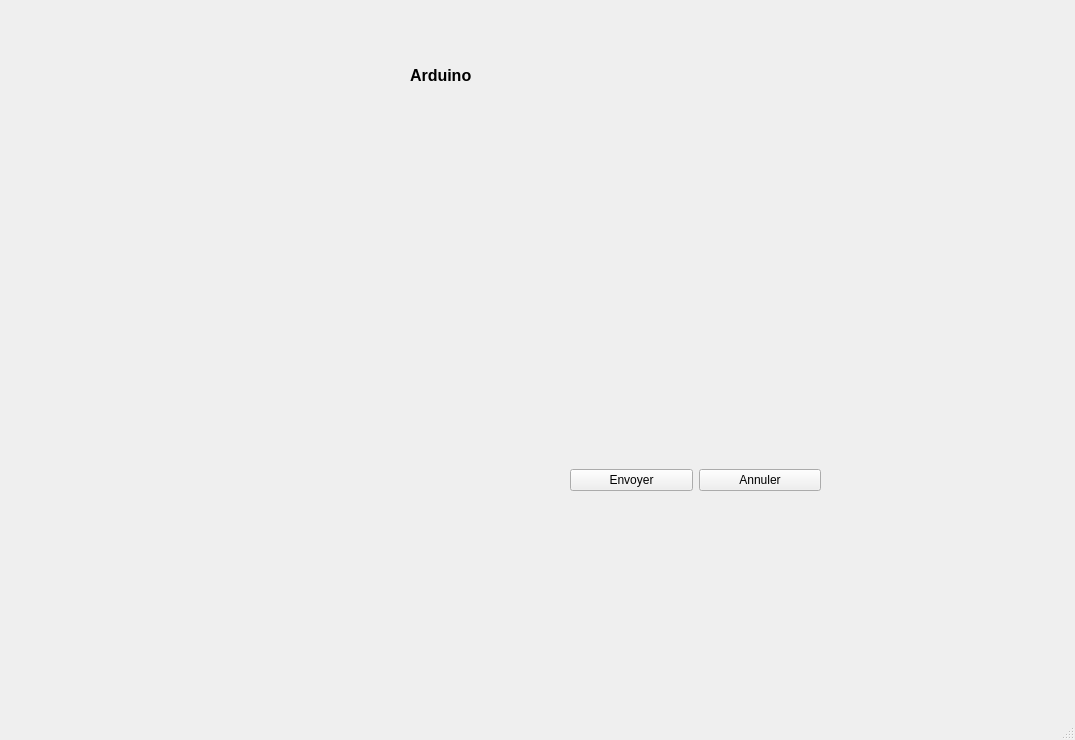
This is Equipements/mainwindow.ui in AmalKlouz/Royal_Immo_2A3 as Qt 5 draws it before an edit. The edited form follows.
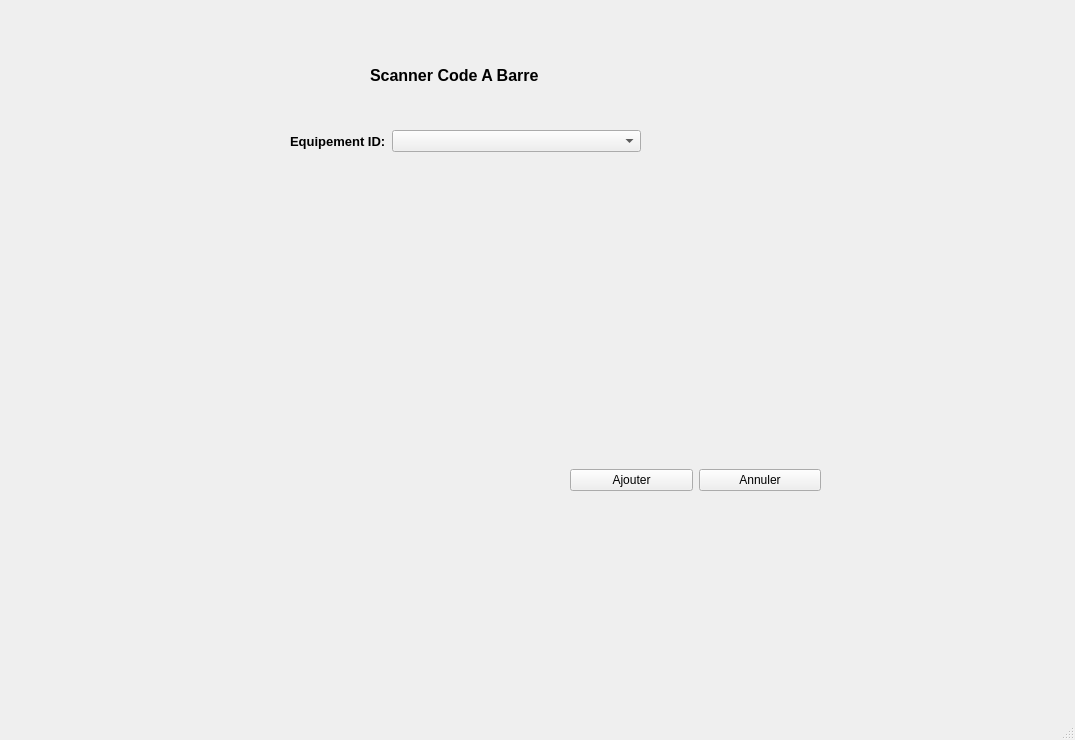
This is the edited form. The open tabs and pages were chosen to show the change.

What changed in the file:
```diff
--- a/Equipements/mainwindow.ui
+++ b/Equipements/mainwindow.ui
@@ -619,9 +619,9 @@
      <widget class="QLabel" name="label_22">
       <property name="geometry">
        <rect>
-        <x>400</x>
+        <x>360</x>
         <y>40</y>
-        <width>191</width>
+        <width>241</width>
         <height>51</height>
        </rect>
       </property>
@@ -633,7 +633,7 @@
        </font>
       </property>
       <property name="text">
-       <string>Arduino</string>
+       <string>Scanner Code A Barre</string>
       </property>
      </widget>
      <widget class="QWidget" name="horizontalLayoutWidget_8">
@@ -649,7 +649,7 @@
        <item>
         <widget class="QPushButton" name="send_mail">
          <property name="text">
-          <string>Envoyer</string>
+          <string>Ajouter</string>
          </property>
         </widget>
        </item>
@@ -665,16 +665,52 @@
      <widget class="QLabel" name="res_arduino">
       <property name="geometry">
        <rect>
-        <x>280</x>
-        <y>160</y>
-        <width>391</width>
+        <x>390</x>
+        <y>200</y>
+        <width>291</width>
         <height>191</height>
        </rect>
       </property>
+      <property name="font">
+       <font>
+        <pointsize>16</pointsize>
+        <weight>75</weight>
+        <bold>true</bold>
+       </font>
+      </property>
       <property name="text">
        <string/>
       </property>
      </widget>
+     <widget class="QWidget" name="formLayoutWidget_9">
+      <property name="geometry">
+       <rect>
+        <x>280</x>
+        <y>120</y>
+        <width>351</width>
+        <height>52</height>
+       </rect>
+      </property>
+      <layout class="QFormLayout" name="formLayout_9">
+       <item row="0" column="0">
+        <widget class="QLabel" name="label_15">
+         <property name="font">
+          <font>
+           <pointsize>10</pointsize>
+           <weight>75</weight>
+           <bold>true</bold>
+          </font>
+         </property>
+         <property name="text">
+          <string>Equipement ID:</string>
+         </property>
+        </widget>
+       </item>
+       <item row="0" column="1">
+        <widget class="QComboBox" name="eid"/>
+       </item>
+      </layout>
+     </widget>
     </widget>
    </widget>
   </widget>
```
Left out of the diff: 4 changed lines with no effect on the pictures.
